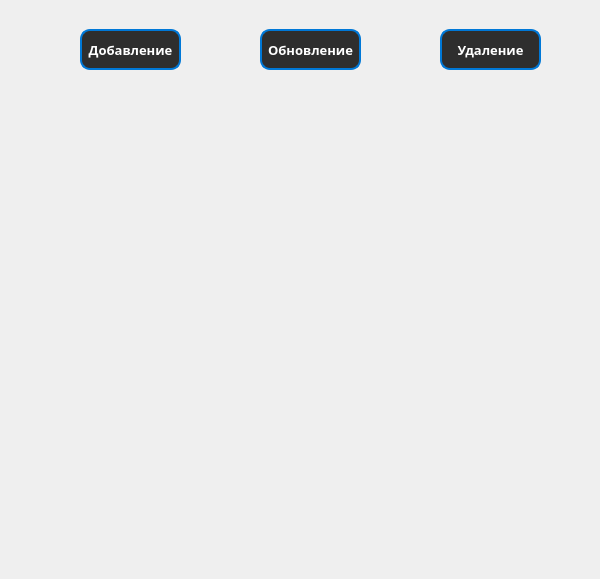
First picture: the form in source/interface/AdminWindow.ui, repository ValldemarXorin/Labs-2-cours, before the edit.
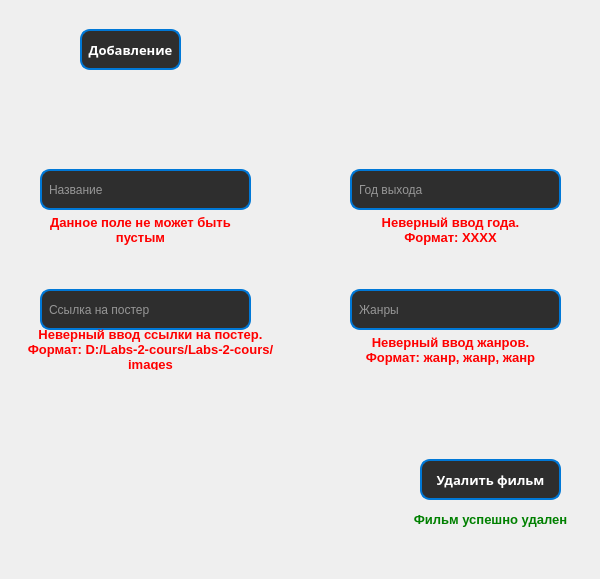
Second picture: the form after the edit. The open tabs and pages were chosen to show the change.

Diff of the .ui file:
```diff
--- a/source/interface/AdminWindow.ui
+++ b/source/interface/AdminWindow.ui
@@ -31,81 +31,13 @@
     </rect>
    </property>
    <property name="currentIndex">
-    <number>0</number>
+    <number>1</number>
    </property>
    <widget class="QWidget" name="AddPage">
-    <widget class="QPushButton" name="toUpdatePaageAddPage">
+    <widget class="QPushButton" name="toRemovePage">
      <property name="geometry">
       <rect>
-       <x>260</x>
-       <y>30</y>
-       <width>101</width>
-       <height>41</height>
-      </rect>
-     </property>
-     <property name="font">
-      <font>
-       <family>Segoe UI Black</family>
-       <pointsize>10</pointsize>
-       <italic>false</italic>
-       <bold>true</bold>
-      </font>
-     </property>
-     <property name="styleSheet">
-      <string notr="true">QPushButton {
-        background-color: #2E2E2E; /* Темный фон */
-        color: #FFFFFF; /* Белый текст */
-        border: 2px solid #0078d7; /* Цвет границы */
-        border-radius: 10px; /* Закругленные углы */
-        padding: 5px; /* Отступы */
-    }
-
-QPushButton:hover {
-		background-color: #1E1E1E
-}</string>
-     </property>
-     <property name="text">
-      <string>Обновление</string>
-     </property>
-    </widget>
-    <widget class="QPushButton" name="toAddPageAddPage">
-     <property name="geometry">
-      <rect>
-       <x>80</x>
-       <y>30</y>
-       <width>101</width>
-       <height>41</height>
-      </rect>
-     </property>
-     <property name="font">
-      <font>
-       <family>Segoe UI Black</family>
-       <pointsize>10</pointsize>
-       <italic>false</italic>
-       <bold>true</bold>
-      </font>
-     </property>
-     <property name="styleSheet">
-      <string notr="true">QPushButton {
-        background-color: #2E2E2E; /* Темный фон */
-        color: #FFFFFF; /* Белый текст */
-        border: 2px solid #0078d7; /* Цвет границы */
-        border-radius: 10px; /* Закругленные углы */
-        padding: 5px; /* Отступы */
-    }
-
-QPushButton:hover {
-		background-color: #1E1E1E
-}</string>
-     </property>
-     <property name="text">
-      <string>Добавление</string>
-     </property>
-    </widget>
-    <widget class="QPushButton" name="toRemovePageAddPage">
-     <property name="geometry">
-      <rect>
-       <x>440</x>
+       <x>410</x>
        <y>30</y>
        <width>101</width>
        <height>41</height>
@@ -750,112 +682,8 @@
      </property>
     </widget>
    </widget>
-   <widget class="QWidget" name="UpdatePage">
-    <widget class="QPushButton" name="toUpdatePageUpdatePage_2">
-     <property name="geometry">
-      <rect>
-       <x>260</x>
-       <y>30</y>
-       <width>101</width>
-       <height>41</height>
-      </rect>
-     </property>
-     <property name="font">
-      <font>
-       <family>Segoe UI Black</family>
-       <pointsize>10</pointsize>
-       <italic>false</italic>
-       <bold>true</bold>
-      </font>
-     </property>
-     <property name="styleSheet">
-      <string notr="true">QPushButton {
-        background-color: #2E2E2E; /* Темный фон */
-        color: #FFFFFF; /* Белый текст */
-        border: 2px solid #0078d7; /* Цвет границы */
-        border-radius: 10px; /* Закругленные углы */
-        padding: 5px; /* Отступы */
-    }
-
-QPushButton:hover {
-		background-color: #1E1E1E
-}</string>
-     </property>
-     <property name="text">
-      <string>Обновление</string>
-     </property>
-    </widget>
-    <widget class="QPushButton" name="toAddpageUpdatePage">
-     <property name="geometry">
-      <rect>
-       <x>80</x>
-       <y>30</y>
-       <width>101</width>
-       <height>41</height>
-      </rect>
-     </property>
-     <property name="font">
-      <font>
-       <family>Segoe UI Black</family>
-       <pointsize>10</pointsize>
-       <italic>false</italic>
-       <bold>true</bold>
-      </font>
-     </property>
-     <property name="styleSheet">
-      <string notr="true">QPushButton {
-        background-color: #2E2E2E; /* Темный фон */
-        color: #FFFFFF; /* Белый текст */
-        border: 2px solid #0078d7; /* Цвет границы */
-        border-radius: 10px; /* Закругленные углы */
-        padding: 5px; /* Отступы */
-    }
-
-QPushButton:hover {
-		background-color: #1E1E1E
-}</string>
-     </property>
-     <property name="text">
-      <string>Добавление</string>
-     </property>
-    </widget>
-    <widget class="QPushButton" name="toRemovePageUpdatePage">
-     <property name="geometry">
-      <rect>
-       <x>440</x>
-       <y>30</y>
-       <width>101</width>
-       <height>41</height>
-      </rect>
-     </property>
-     <property name="font">
-      <font>
-       <family>Segoe UI Black</family>
-       <pointsize>10</pointsize>
-       <italic>false</italic>
-       <bold>true</bold>
-      </font>
-     </property>
-     <property name="styleSheet">
-      <string notr="true">QPushButton {
-        background-color: #2E2E2E; /* Темный фон */
-        color: #FFFFFF; /* Белый текст */
-        border: 2px solid #0078d7; /* Цвет границы */
-        border-radius: 10px; /* Закругленные углы */
-        padding: 5px; /* Отступы */
-    }
-
-QPushButton:hover {
-		background-color: #1E1E1E
-}</string>
-     </property>
-     <property name="text">
-      <string>Удаление</string>
-     </property>
-    </widget>
-   </widget>
    <widget class="QWidget" name="RemovePage">
-    <widget class="QPushButton" name="toAddPageRemovePage">
+    <widget class="QPushButton" name="toAddPage">
      <property name="geometry">
       <rect>
        <x>80</x>
@@ -889,15 +717,79 @@
       <string>Добавление</string>
      </property>
     </widget>
-    <widget class="QPushButton" name="toUpdatePageRemovePage">
+    <widget class="QLineEdit" name="titleRemovePage">
      <property name="geometry">
       <rect>
-       <x>260</x>
-       <y>30</y>
-       <width>101</width>
+       <x>40</x>
+       <y>170</y>
+       <width>211</width>
        <height>41</height>
       </rect>
      </property>
+     <property name="styleSheet">
+      <string notr="true">QLineEdit {
+        background-color: #2E2E2E; /* Темный фон */
+        color: #FFFFFF; /* Белый текст */
+        border: 2px solid #0078d7; /* Цвет границы */
+        border-radius: 10px; /* Закругленные углы */
+        padding: 5px; /* Отступы */
+    }
+
+QLineEdit:hover {
+		background-color: #1E1E1E
+}
+
+    QLineEdit:focus {
+        border: 2px solid #0056a1; /* Цвет границы при фокусе */
+        background-color: #3E3E3E; /* Цвет фона при фокусе */
+    }</string>
+     </property>
+     <property name="text">
+      <string/>
+     </property>
+     <property name="placeholderText">
+      <string>Название</string>
+     </property>
+    </widget>
+    <widget class="QLabel" name="ErrorYearRemovePage">
+     <property name="geometry">
+      <rect>
+       <x>350</x>
+       <y>210</y>
+       <width>201</width>
+       <height>41</height>
+      </rect>
+     </property>
+     <property name="styleSheet">
+      <string notr="true">QLabel {
+		background-color: none;
+        color: red; /* Цвет текста */
+        font: bold 10pt; /* Прописной стиль текста */
+        text-align: center; /* Выравнивание текста по центру */
+    }</string>
+     </property>
+     <property name="text">
+      <string>Неверный ввод года.    Формат: XXXX</string>
+     </property>
+     <property name="scaledContents">
+      <bool>false</bool>
+     </property>
+     <property name="alignment">
+      <set>Qt::AlignmentFlag::AlignCenter</set>
+     </property>
+     <property name="wordWrap">
+      <bool>true</bool>
+     </property>
+    </widget>
+    <widget class="QPushButton" name="removeMoviePageRemovePage">
+     <property name="geometry">
+      <rect>
+       <x>420</x>
+       <y>460</y>
+       <width>141</width>
+       <height>41</height>
+      </rect>
+     </property>
      <property name="font">
       <font>
        <family>Segoe UI Black</family>
@@ -920,28 +812,47 @@
 }</string>
      </property>
      <property name="text">
-      <string>Обновление</string>
+      <string>Удалить фильм</string>
      </property>
     </widget>
-    <widget class="QPushButton" name="toRemovePageRemovePage">
+    <widget class="QLabel" name="ErrorTitleRemovePage">
      <property name="geometry">
       <rect>
-       <x>440</x>
-       <y>30</y>
-       <width>101</width>
+       <x>50</x>
+       <y>210</y>
+       <width>181</width>
        <height>41</height>
       </rect>
      </property>
-     <property name="font">
-      <font>
-       <family>Segoe UI Black</family>
-       <pointsize>10</pointsize>
-       <italic>false</italic>
-       <bold>true</bold>
-      </font>
+     <property name="styleSheet">
+      <string notr="true">QLabel {
+		background-color: none;
+        color: red; /* Цвет текста */
+        font: bold 10pt; /* Прописной стиль текста */
+        text-align: center; /* Выравнивание текста по центру */
+    }</string>
      </property>
+     <property name="text">
+      <string>Данное поле не может быть пустым</string>
+     </property>
+     <property name="alignment">
+      <set>Qt::AlignmentFlag::AlignCenter</set>
+     </property>
+     <property name="wordWrap">
+      <bool>true</bool>
+     </property>
+    </widget>
+    <widget class="QLineEdit" name="genreRemovePage">
+     <property name="geometry">
+      <rect>
+       <x>350</x>
+       <y>290</y>
+       <width>211</width>
+       <height>41</height>
+      </rect>
+     </property>
      <property name="styleSheet">
-      <string notr="true">QPushButton {
+      <string notr="true">QLineEdit {
         background-color: #2E2E2E; /* Темный фон */
         color: #FFFFFF; /* Белый текст */
         border: 2px solid #0078d7; /* Цвет границы */
@@ -949,12 +860,169 @@
         padding: 5px; /* Отступы */
     }
 
-QPushButton:hover {
+QLineEdit:hover {
 		background-color: #1E1E1E
-}</string>
+}
+
+    QLineEdit:focus {
+        border: 2px solid #0056a1; /* Цвет границы при фокусе */
+        background-color: #3E3E3E; /* Цвет фона при фокусе */
+    }</string>
      </property>
      <property name="text">
-      <string>Удаление</string>
+      <string/>
+     </property>
+     <property name="placeholderText">
+      <string>Жанры</string>
+     </property>
+    </widget>
+    <widget class="QLineEdit" name="posterRemovePage">
+     <property name="geometry">
+      <rect>
+       <x>40</x>
+       <y>290</y>
+       <width>211</width>
+       <height>41</height>
+      </rect>
+     </property>
+     <property name="styleSheet">
+      <string notr="true">QLineEdit {
+        background-color: #2E2E2E; /* Темный фон */
+        color: #FFFFFF; /* Белый текст */
+        border: 2px solid #0078d7; /* Цвет границы */
+        border-radius: 10px; /* Закругленные углы */
+        padding: 5px; /* Отступы */
+    }
+
+QLineEdit:hover {
+		background-color: #1E1E1E
+}
+
+    QLineEdit:focus {
+        border: 2px solid #0056a1; /* Цвет границы при фокусе */
+        background-color: #3E3E3E; /* Цвет фона при фокусе */
+    }</string>
+     </property>
+     <property name="text">
+      <string/>
+     </property>
+     <property name="placeholderText">
+      <string>Ссылка на постер</string>
+     </property>
+    </widget>
+    <widget class="QLabel" name="ErrorGenreRemovePage">
+     <property name="geometry">
+      <rect>
+       <x>350</x>
+       <y>330</y>
+       <width>201</width>
+       <height>41</height>
+      </rect>
+     </property>
+     <property name="styleSheet">
+      <string notr="true">QLabel {
+		background-color: none;
+        color: red; /* Цвет текста */
+        font: bold 10pt; /* Прописной стиль текста */
+        text-align: center; /* Выравнивание текста по центру */
+    }</string>
+     </property>
+     <property name="text">
+      <string>Неверный ввод жанров.   Формат: жанр, жанр, жанр</string>
+     </property>
+     <property name="alignment">
+      <set>Qt::AlignmentFlag::AlignCenter</set>
+     </property>
+     <property name="wordWrap">
+      <bool>true</bool>
+     </property>
+    </widget>
+    <widget class="QLabel" name="ErrorPosterRemovePage">
+     <property name="geometry">
+      <rect>
+       <x>10</x>
+       <y>330</y>
+       <width>281</width>
+       <height>41</height>
+      </rect>
+     </property>
+     <property name="styleSheet">
+      <string notr="true">QLabel {
+		background-color: none;
+        color: red; /* Цвет текста */
+        font: bold 10pt; /* Прописной стиль текста */
+        text-align: center; /* Выравнивание текста по центру */
+    }</string>
+     </property>
+     <property name="text">
+      <string>Неверный ввод ссылки на постер. Формат: D:/Labs-2-cours/Labs-2-cours/images</string>
+     </property>
+     <property name="alignment">
+      <set>Qt::AlignmentFlag::AlignCenter</set>
+     </property>
+     <property name="wordWrap">
+      <bool>true</bool>
+     </property>
+    </widget>
+    <widget class="QLineEdit" name="yearRemovePage">
+     <property name="geometry">
+      <rect>
+       <x>350</x>
+       <y>170</y>
+       <width>211</width>
+       <height>41</height>
+      </rect>
+     </property>
+     <property name="styleSheet">
+      <string notr="true">QLineEdit {
+        background-color: #2E2E2E; /* Темный фон */
+        color: #FFFFFF; /* Белый текст */
+        border: 2px solid #0078d7; /* Цвет границы */
+        border-radius: 10px; /* Закругленные углы */
+        padding: 5px; /* Отступы */
+    }
+
+QLineEdit:hover {
+		background-color: #1E1E1E
+}
+
+    QLineEdit:focus {
+        border: 2px solid #0056a1; /* Цвет границы при фокусе */
+        background-color: #3E3E3E; /* Цвет фона при фокусе */
+    }</string>
+     </property>
+     <property name="text">
+      <string/>
+     </property>
+     <property name="placeholderText">
+      <string>Год выхода</string>
+     </property>
+    </widget>
+    <widget class="QLabel" name="SuccessfulRemoveAddPage">
+     <property name="geometry">
+      <rect>
+       <x>410</x>
+       <y>500</y>
+       <width>161</width>
+       <height>41</height>
+      </rect>
+     </property>
+     <property name="styleSheet">
+      <string notr="true">QLabel {
+		background-color: none;
+        color: green; /* Цвет текста */
+        font: bold 10pt; /* Прописной стиль текста */
+        text-align: center; /* Выравнивание текста по центру */
+    }</string>
+     </property>
+     <property name="text">
+      <string>Фильм успешно удален</string>
+     </property>
+     <property name="alignment">
+      <set>Qt::AlignmentFlag::AlignCenter</set>
+     </property>
+     <property name="wordWrap">
+      <bool>true</bool>
      </property>
     </widget>
    </widget>
```
